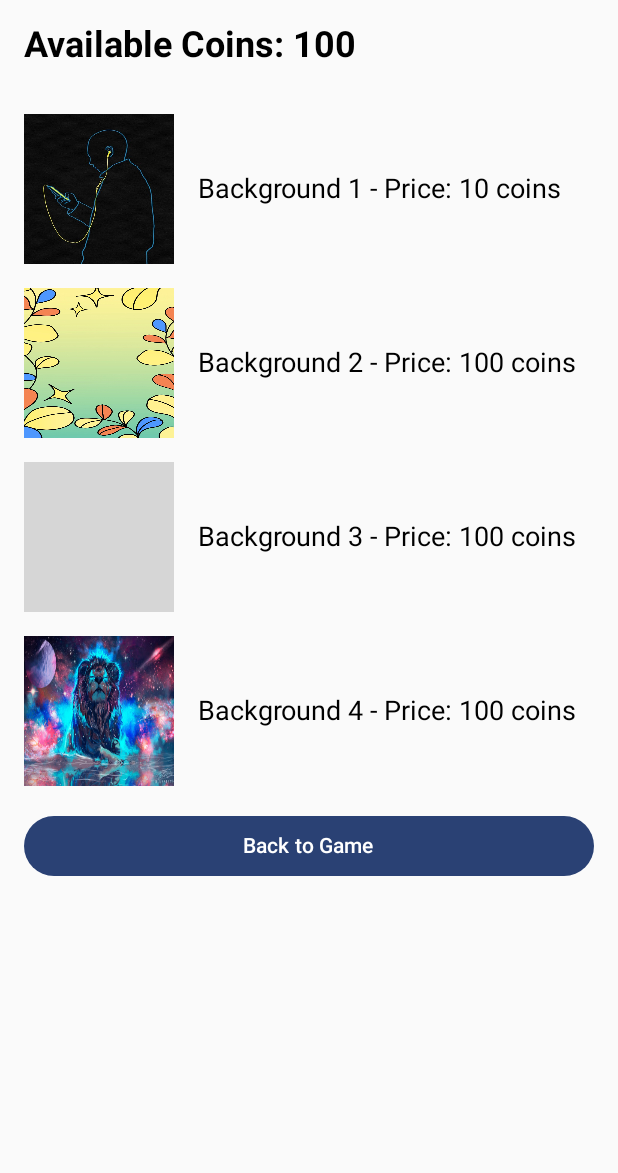
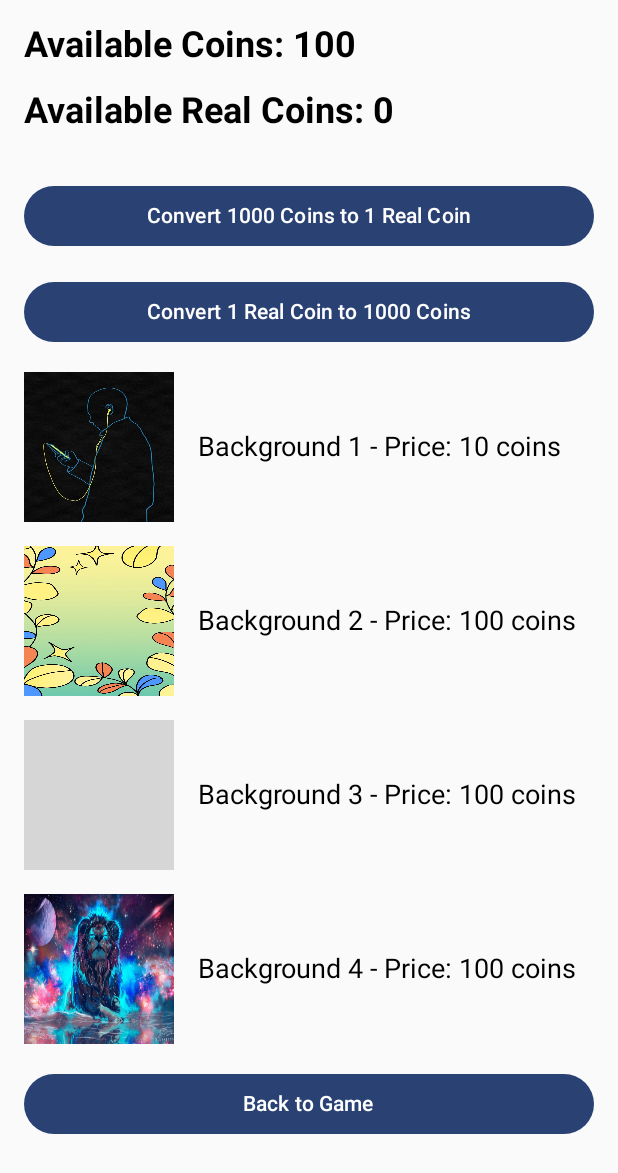
Before and after one commit to PetrosGrammatikakis/SlotMachineApp1.2, an Android app built with Jetpack Compose: the ShopScreen screen opened through its navigation route, on a phone screen of 412 x 824 dp. Shown: the top 1173 px of the screen. Run offline under Robolectric (Android 15) with nearby library versions, the phone set to English and light mode, and no system bars; grey boxes are pictures that could not be loaded.

Commit message:
Added Real Coins and ability to convert them to coins and back again

```diff
--- a/app/src/main/java/com/example/slotmachineapp/MainActivity.kt
+++ b/app/src/main/java/com/example/slotmachineapp/MainActivity.kt
@@ -64,6 +64,7 @@ class MainActivity : ComponentActivity() {
     private lateinit var coins: MutableState<Int>
     private lateinit var equippedBackgroundId: MutableState<Int>
     private lateinit var purchasedBackgrounds: MutableState<Set<String>>
+    private lateinit var realCoins: MutableState<Int>
 
     // Callback function to update the equipped background ID
     private val onBackgroundEquipped: (Int) -> Unit = { newBackgroundId ->
@@ -79,6 +80,8 @@ class MainActivity : ComponentActivity() {
         sharedPreferences = getSharedPreferences("my_preferences", Context.MODE_PRIVATE)
         // Initialize mutable state for coins count
         coins = mutableIntStateOf(sharedPreferences.getInt("coins", 100))
+        // Initialize mutable state for real coins count
+        realCoins = mutableIntStateOf(sharedPreferences.getInt("real_coins", 0))
         // Initialize mutable state for equipped background ID
         equippedBackgroundId = mutableIntStateOf(sharedPreferences.getInt("equipped_background_id", R.drawable.man))
         // Initialize mutable state for purchased backgrounds
@@ -112,6 +115,7 @@ class MainActivity : ComponentActivity() {
                         // Call the ShopScreen composable
                         ShopScreen(
                             coins = coins,
+                            realCoins = realCoins,
                             onBackClicked = { navController.popBackStack() },
                             equippedBackgroundId = equippedBackgroundId,
                             purchasedBackgrounds = purchasedBackgrounds,
@@ -132,6 +136,7 @@ class MainActivity : ComponentActivity() {
         // Save the current coins count and equipped background ID to SharedPreferences
         sharedPreferences.edit().apply {
             putInt("coins", coins.value)
+            putInt("real_coins", realCoins.value)
             putInt("equipped_background_id", equippedBackgroundId.value)
             putStringSet("purchased_backgrounds", purchasedBackgrounds.value)
             apply()
@@ -221,6 +226,7 @@ fun CustomButton(
 @Composable
 fun ShopScreen(
     coins: MutableState<Int>,
+    realCoins: MutableState<Int>,
     onBackClicked: () -> Unit,
     equippedBackgroundId: MutableState<Int>,
     purchasedBackgrounds: MutableState<Set<String>>,
@@ -267,6 +273,41 @@ fun ShopScreen(
                 style = TextStyle(fontSize = 24.sp, fontWeight = FontWeight.Bold),
                 modifier = Modifier.padding(bottom = 16.dp)
             )
+            Text(
+                text = "Available Real Coins: ${realCoins.value}",
+                style = TextStyle(fontSize = 24.sp, fontWeight = FontWeight.Bold),
+                modifier = Modifier.padding(bottom = 16.dp)
+            )
+        }
+
+        // Convert coins to real coins
+        item {
+            Button(
+                onClick = {
+                    if (coins.value >= 1000) {
+                        coins.value -= 1000
+                        realCoins.value += 1
+                    }
+                },
+                modifier = Modifier.fillMaxWidth()
+            ) {
+                Text("Convert 1000 Coins to 1 Real Coin")
+            }
+        }
+
+        // Convert real coins to coins
+        item {
+            Button(
+                onClick = {
+                    if (realCoins.value >= 1) {
+                        realCoins.value -= 1
+                        coins.value += 1000
+                    }
+                },
+                modifier = Modifier.fillMaxWidth()
+            ) {
+                Text("Convert 1 Real Coin to 1000 Coins")
+            }
         }
 
         // Display each background item available in the shop
```
